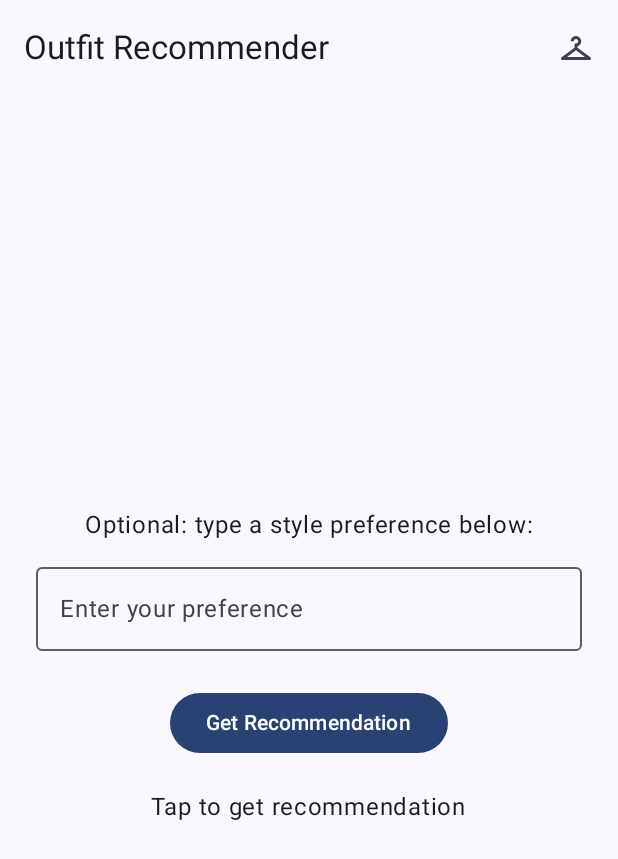
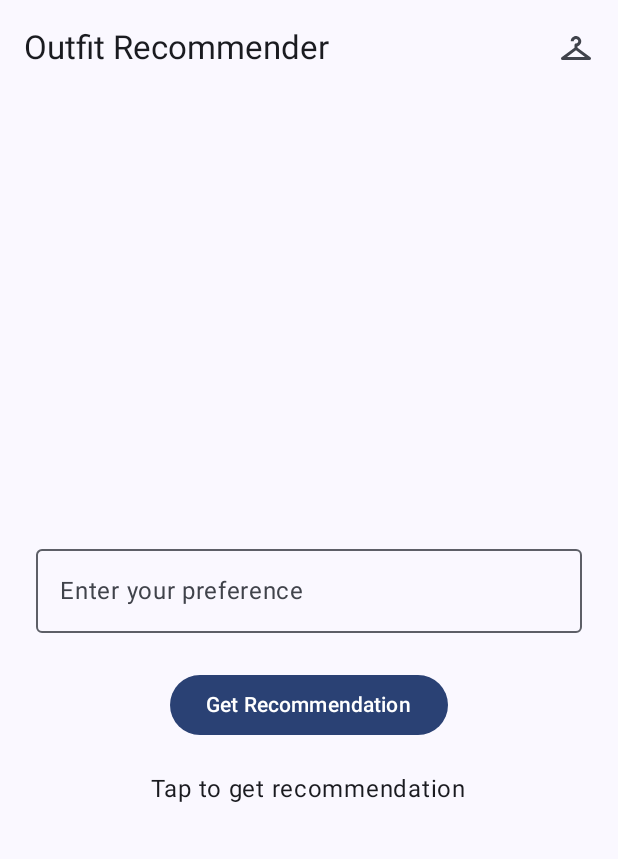
Before and after one commit to yaniker/ClothingRecommendationApp, an Android app built with Jetpack Compose: the screen it shows after launch (MainActivity), on a phone screen of 412 x 824 dp. Shown: the top 859 px of the screen. Run offline under Robolectric (Android 15) with nearby library versions, the phone set to English and light mode, and no system bars; libraries missing offline, so code that uses them is left out: org.tensorflow.lite; 1 statement that could not run was skipped.

Commit message:
removed text about entering prompt

```diff
--- a/app/src/main/java/com/example/workcombinationrecommend/MainActivity.kt
+++ b/app/src/main/java/com/example/workcombinationrecommend/MainActivity.kt
@@ -179,7 +179,6 @@ fun RecommendationScreen(
                 bottomItem = selectedItem
                 topItem = null
             }
-            message = "Waiting for recommendation..."
         } else {
             topItem = null
             bottomItem = null
@@ -212,7 +211,6 @@ fun RecommendationScreen(
         ) {
 
             // 🆕 User prompt input (moved above)
-            Text("Optional: type a style preference below:")
             Spacer(modifier = Modifier.height(8.dp))
             OutlinedTextField(
                 value = userPrompt,
```
